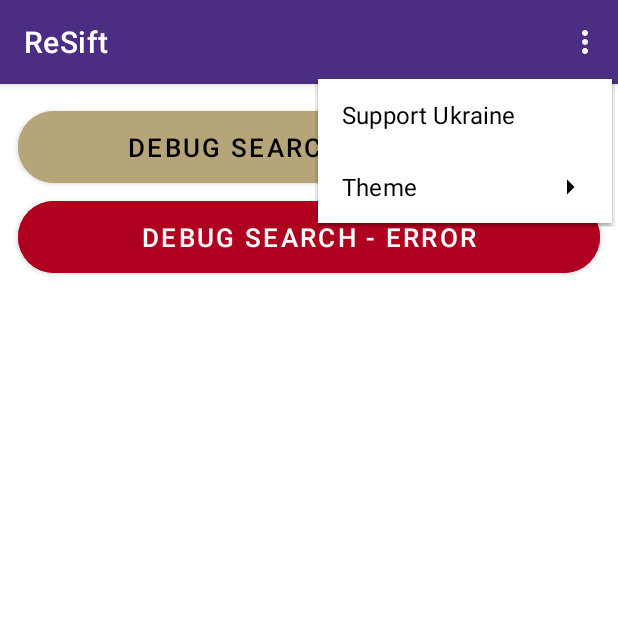
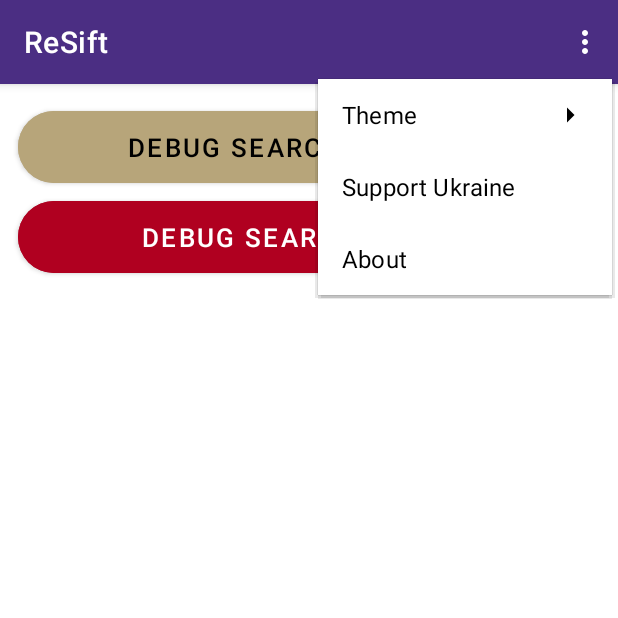
Before and after one commit to Team-Mesa/ReSIFT-Capstone, an Android app: the screen it shows after launch (MainActivity), with the options menu open, on a phone screen of 412 x 824 dp, the top half of it. Run offline under Robolectric (Android 15) with nearby library versions, the phone set to English and light mode, and no system bars.

Commit message:
Add About

```diff
--- a/ReSift/app/src/main/java/edu/uw/minh2804/resift/MainActivity.kt
+++ b/ReSift/app/src/main/java/edu/uw/minh2804/resift/MainActivity.kt
@@ -53,6 +53,10 @@ class MainActivity : AppCompatActivity(R.layout.activity_main) {
 				val browserIntent = Intent(Intent.ACTION_VIEW, Uri.parse("https://donate.redcrossredcrescent.org/ua/donate"))
 				startActivity(browserIntent)
 			}
+			R.id.action_about -> {
+				val browserIntent = Intent(Intent.ACTION_VIEW, Uri.parse("https://dmiau88.github.io/ReSIFT-Website"))
+				startActivity(browserIntent)
+			}
 			R.id.action_theme_system_default -> updateTheme(R.id.action_theme_system_default)
 			R.id.action_theme_light -> updateTheme(R.id.action_theme_light)
 			R.id.action_theme_dark -> updateTheme(R.id.action_theme_dark)
--- /dev/null
+++ b/ReSift/app/src/main/res/drawable/ic_toolbar_main_about.xml
@@ -0,0 +1,12 @@
+<vector
+	xmlns:android="http://schemas.android.com/apk/res/android"
+	android:width="24dp"
+	android:height="24dp"
+	android:viewportWidth="24"
+	android:viewportHeight="24"
+	>
+	<path
+		android:fillColor="?attr/colorOnPrimary"
+		android:pathData="M12,2C6.48,2 2,6.48 2,12s4.48,10 10,10 10,-4.48 10,-10S17.52,2 12,2zM13,17h-2v-6h2v6zM13,9h-2L11,7h2v2z"
+		/>
+</vector>
--- a/ReSift/app/src/main/res/menu/activity_main.xml
+++ b/ReSift/app/src/main/res/menu/activity_main.xml
@@ -2,12 +2,6 @@
 <menu
 	xmlns:android="http://schemas.android.com/apk/res/android" xmlns:app="http://schemas.android.com/apk/res-auto"
 	>
-	<item
-		android:id="@+id/action_support_ukraine"
-		android:icon="@drawable/ic_toolbar_main_support"
-		android:title="@string/toolbar_main_support_ukraine"
-		app:showAsAction="never"
-		/>
 	<item
 		android:id="@+id/action_theme_setting"
 		android:icon="@drawable/ic_toolbar_main_theme_setting"
@@ -36,4 +30,16 @@
 			</group>
 		</menu>
 	</item>
+	<item
+		android:id="@+id/action_support_ukraine"
+		android:icon="@drawable/ic_toolbar_main_support"
+		android:title="@string/toolbar_main_support_ukraine"
+		app:showAsAction="never"
+		/>
+	<item
+		android:id="@+id/action_about"
+		android:icon="@drawable/ic_toolbar_main_about"
+		android:title="@string/toolbar_main_about"
+		app:showAsAction="never"
+		/>
 </menu>
--- a/ReSift/app/src/main/res/values/strings.xml
+++ b/ReSift/app/src/main/res/values/strings.xml
@@ -1,13 +1,6 @@
 <resources>
 	<!-- App -->
 	<string name="app_name">ReSift</string>
-
-	<!-- Theme -->
-	<string name="activity_main_action_theme_dark">Dark</string>
-	<string name="activity_main_action_theme_light">Light</string>
-	<string name="activity_main_action_theme_spring">Spring</string>
-	<string name="activity_main_action_theme_system_default">System Default</string>
-	<string name="activity_main_action_theme_ukraine">Ukraine</string>
 
 	<!-- Article -->
 	<string name="article_authors_not_found">Authors not found</string>
@@ -17,6 +10,13 @@
 	<string name="article_title_not_found">Title not found</string>
 	<string name="article_view_source">View full article</string>
 
+	<!-- Home -->
+	<string name="home_button_debug_search_default">Debug Search - Default</string>
+	<string name="home_button_debug_search_error">Debug Search - Error</string>
+
+	<!-- Keys -->
+	<string name="key_setting_theme">Theme</string>
+
 	<!-- Publisher Overview -->
 	<string name="publisher_overview_card_body_bias_rating"><u>Bias</u></string>
 	<string name="publisher_overview_card_body_bias_rating_not_found">N/A</string>
@@ -25,18 +25,21 @@
 	<string name="publisher_overview_card_body_history_not_found">History not found</string>
 	<string name="publisher_overview_card_title">Publisher Overview</string>
 
-	<!-- Home -->
-	<string name="home_button_debug_search_default">Debug Search - Default</string>
-	<string name="home_button_debug_search_error">Debug Search - Error</string>
+	<!-- Theme -->
+	<string name="activity_main_action_theme_dark">Dark</string>
+	<string name="activity_main_action_theme_light">Light</string>
+	<string name="activity_main_action_theme_spring">Spring</string>
+	<string name="activity_main_action_theme_system_default">System Default</string>
+	<string name="activity_main_action_theme_ukraine">Ukraine</string>
+
+	<!-- Toolbar -->
+	<string name="toolbar_main_about">About</string>
+	<string name="toolbar_main_support_ukraine">Support Ukraine</string>
+	<string name="toolbar_main_theme_setting">Theme</string>
 
 	<!-- Other -->
 	<string name="all_placeholder">Placeholder</string>
 	<string name="card_result_not_found">Result Not Found</string>
 	<string name="related_articles_card_title">Related Articles</string>
 	<string name="sift_share_result">Share</string>
-	<string name="toolbar_main_support_ukraine">Support Ukraine</string>
-	<string name="toolbar_main_theme_setting">Theme</string>
-
-	<!-- Keys -->
-	<string name="key_setting_theme">Theme</string>
 </resources>
```
Also changed, not shown: 1 other file.
